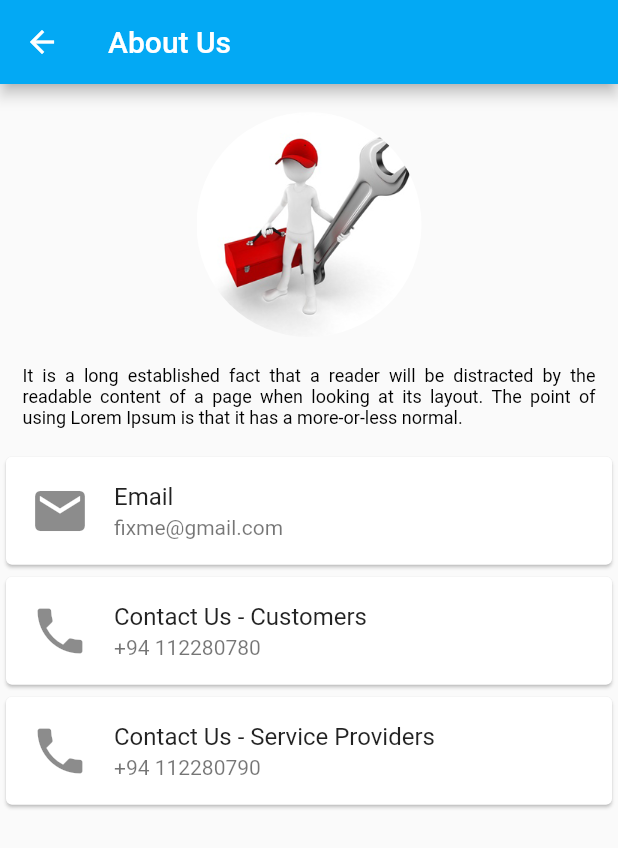
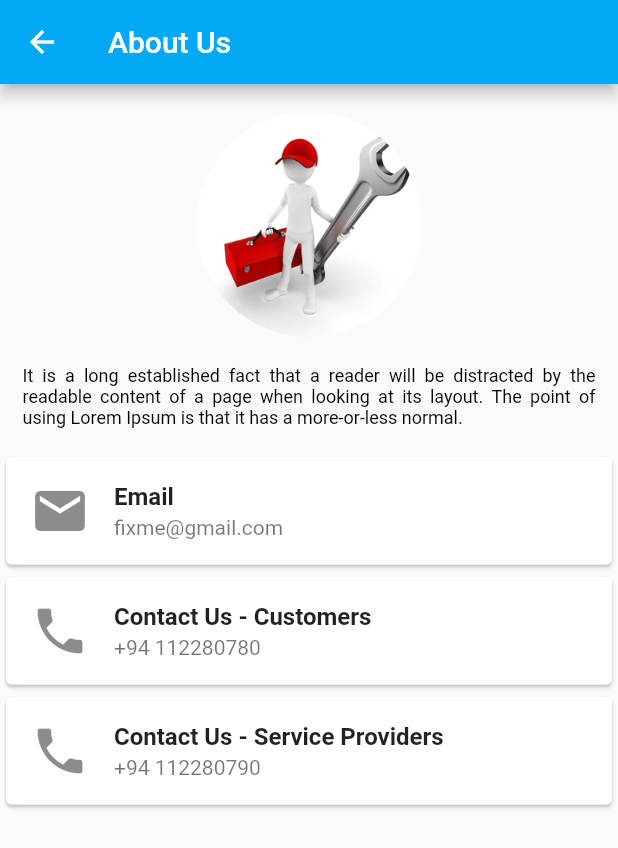
Before and after one commit to FixMe-Application/FixMe, a Flutter app: the screen it shows after launch, on a phone screen of 412 x 824 dp. Shown: the top 848 px of the screen. Run offline on Flutter 3.47's test engine with Material 2 defaults, Android fonts, the phone set to English and light mode, and no system bars.

Commit message:
Apply changes to titles

```diff
--- a/lib/views/menu pages/about_us.dart
+++ b/lib/views/menu pages/about_us.dart
@@ -88,7 +88,7 @@ class _AboutPageState extends State<AboutPage> {
           return Card( //
             child: ListTile(
               leading: Icon(icons[index], size: 40),
-              title: Text(titles[index]),
+              title: Text(titles[index], style: TextStyle(fontWeight: FontWeight.bold),),
               subtitle: Text(subTitles[index]),
             ),
           );
```
